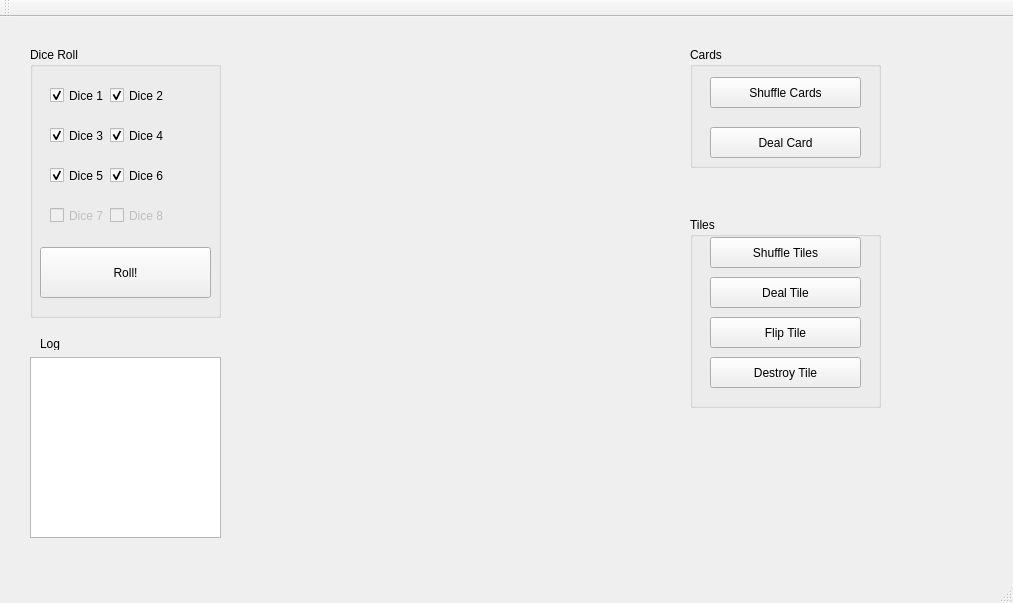
First picture: the form in mainwindow.ui, repository adnanutayim/KONY, before the edit.
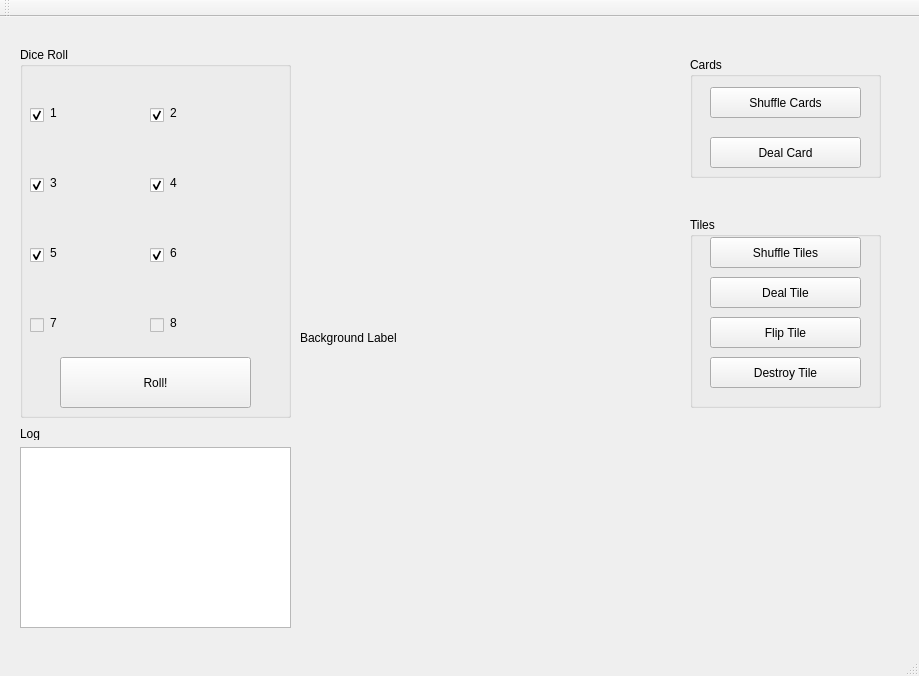
Second picture: the form after the edit. Icons and pictures are not drawn.

Commit message: DiceRoll Images

Diff of the .ui file:
```diff
--- a/mainwindow.ui
+++ b/mainwindow.ui
@@ -6,8 +6,8 @@
    <rect>
     <x>0</x>
     <y>0</y>
-    <width>1013</width>
-    <height>603</height>
+    <width>919</width>
+    <height>676</height>
    </rect>
   </property>
   <property name="windowTitle">
@@ -17,8 +17,8 @@
    <widget class="QLabel" name="label">
     <property name="geometry">
      <rect>
-      <x>40</x>
-      <y>320</y>
+      <x>20</x>
+      <y>410</y>
       <width>47</width>
       <height>13</height>
      </rect>
@@ -30,10 +30,10 @@
    <widget class="QGroupBox" name="groupBox">
     <property name="geometry">
      <rect>
-      <x>30</x>
+      <x>20</x>
       <y>30</y>
-      <width>191</width>
-      <height>271</height>
+      <width>271</width>
+      <height>371</height>
      </rect>
     </property>
     <property name="title">
@@ -42,43 +42,30 @@
     <widget class="QCheckBox" name="diceCheckBox_1">
      <property name="geometry">
       <rect>
-       <x>20</x>
-       <y>40</y>
-       <width>70</width>
-       <height>17</height>
+       <x>10</x>
+       <y>60</y>
+       <width>16</width>
+       <height>16</height>
       </rect>
      </property>
      <property name="text">
-      <string>Dice 1</string>
+      <string/>
      </property>
      <property name="checked">
       <bool>true</bool>
      </property>
     </widget>
-    <widget class="QPushButton" name="pushButton">
-     <property name="geometry">
-      <rect>
-       <x>10</x>
-       <y>200</y>
-       <width>171</width>
-       <height>51</height>
-      </rect>
-     </property>
-     <property name="text">
-      <string>Roll!</string>
-     </property>
-    </widget>
     <widget class="QCheckBox" name="diceCheckBox_2">
      <property name="geometry">
       <rect>
-       <x>80</x>
-       <y>40</y>
-       <width>70</width>
+       <x>130</x>
+       <y>60</y>
+       <width>16</width>
        <height>17</height>
       </rect>
      </property>
      <property name="text">
-      <string>Dice 2</string>
+      <string/>
      </property>
      <property name="checked">
       <bool>true</bool>
@@ -87,30 +74,14 @@
     <widget class="QCheckBox" name="diceCheckBox_3">
      <property name="geometry">
       <rect>
-       <x>20</x>
-       <y>80</y>
-       <width>70</width>
+       <x>10</x>
+       <y>130</y>
+       <width>16</width>
        <height>17</height>
       </rect>
      </property>
      <property name="text">
-      <string>Dice 3</string>
-     </property>
-     <property name="checked">
-      <bool>true</bool>
-     </property>
-    </widget>
-    <widget class="QCheckBox" name="diceCheckBox_4">
-     <property name="geometry">
-      <rect>
-       <x>80</x>
-       <y>80</y>
-       <width>70</width>
-       <height>17</height>
-      </rect>
-     </property>
-     <property name="text">
-      <string>Dice 4</string>
+      <string/>
      </property>
      <property name="checked">
       <bool>true</bool>
@@ -119,30 +90,14 @@
     <widget class="QCheckBox" name="diceCheckBox_5">
      <property name="geometry">
       <rect>
-       <x>20</x>
-       <y>120</y>
-       <width>70</width>
+       <x>10</x>
+       <y>200</y>
+       <width>16</width>
        <height>17</height>
       </rect>
      </property>
      <property name="text">
-      <string>Dice 5</string>
-     </property>
-     <property name="checked">
-      <bool>true</bool>
-     </property>
-    </widget>
-    <widget class="QCheckBox" name="diceCheckBox_6">
-     <property name="geometry">
-      <rect>
-       <x>80</x>
-       <y>120</y>
-       <width>70</width>
-       <height>17</height>
-      </rect>
-     </property>
-     <property name="text">
-      <string>Dice 6</string>
+      <string/>
      </property>
      <property name="checked">
       <bool>true</bool>
@@ -154,14 +109,46 @@
      </property>
      <property name="geometry">
       <rect>
-       <x>20</x>
-       <y>160</y>
-       <width>70</width>
+       <x>10</x>
+       <y>270</y>
+       <width>16</width>
        <height>17</height>
       </rect>
      </property>
      <property name="text">
-      <string>Dice 7</string>
+      <string/>
+     </property>
+    </widget>
+    <widget class="QCheckBox" name="diceCheckBox_4">
+     <property name="geometry">
+      <rect>
+       <x>130</x>
+       <y>130</y>
+       <width>16</width>
+       <height>17</height>
+      </rect>
+     </property>
+     <property name="text">
+      <string/>
+     </property>
+     <property name="checked">
+      <bool>true</bool>
+     </property>
+    </widget>
+    <widget class="QCheckBox" name="diceCheckBox_6">
+     <property name="geometry">
+      <rect>
+       <x>130</x>
+       <y>200</y>
+       <width>16</width>
+       <height>17</height>
+      </rect>
+     </property>
+     <property name="text">
+      <string/>
+     </property>
+     <property name="checked">
+      <bool>true</bool>
      </property>
     </widget>
     <widget class="QCheckBox" name="diceCheckBox_8">
@@ -170,45 +157,149 @@
      </property>
      <property name="geometry">
       <rect>
-       <x>80</x>
-       <y>160</y>
-       <width>70</width>
+       <x>130</x>
+       <y>270</y>
+       <width>16</width>
        <height>17</height>
       </rect>
      </property>
      <property name="text">
-      <string>Dice 8</string>
+      <string/>
+     </property>
+    </widget>
+    <widget class="QLabel" name="diceLabel1">
+     <property name="geometry">
+      <rect>
+       <x>30</x>
+       <y>30</y>
+       <width>71</width>
+       <height>71</height>
+      </rect>
+     </property>
+     <property name="text">
+      <string>1</string>
+     </property>
+    </widget>
+    <widget class="QLabel" name="diceLabel2">
+     <property name="geometry">
+      <rect>
+       <x>150</x>
+       <y>30</y>
+       <width>71</width>
+       <height>71</height>
+      </rect>
+     </property>
+     <property name="text">
+      <string>2</string>
+     </property>
+    </widget>
+    <widget class="QLabel" name="diceLabel3">
+     <property name="geometry">
+      <rect>
+       <x>30</x>
+       <y>100</y>
+       <width>71</width>
+       <height>71</height>
+      </rect>
+     </property>
+     <property name="text">
+      <string>3</string>
+     </property>
+    </widget>
+    <widget class="QLabel" name="diceLabel4">
+     <property name="geometry">
+      <rect>
+       <x>150</x>
+       <y>100</y>
+       <width>71</width>
+       <height>71</height>
+      </rect>
+     </property>
+     <property name="text">
+      <string>4</string>
+     </property>
+    </widget>
+    <widget class="QLabel" name="diceLabel5">
+     <property name="geometry">
+      <rect>
+       <x>30</x>
+       <y>170</y>
+       <width>71</width>
+       <height>71</height>
+      </rect>
+     </property>
+     <property name="text">
+      <string>5</string>
+     </property>
+    </widget>
+    <widget class="QLabel" name="diceLabel6">
+     <property name="geometry">
+      <rect>
+       <x>150</x>
+       <y>170</y>
+       <width>71</width>
+       <height>71</height>
+      </rect>
+     </property>
+     <property name="text">
+      <string>6</string>
+     </property>
+    </widget>
+    <widget class="QLabel" name="diceLabel7">
+     <property name="geometry">
+      <rect>
+       <x>30</x>
+       <y>240</y>
+       <width>71</width>
+       <height>71</height>
+      </rect>
+     </property>
+     <property name="text">
+      <string>7</string>
+     </property>
+    </widget>
+    <widget class="QLabel" name="diceLabel8">
+     <property name="geometry">
+      <rect>
+       <x>150</x>
+       <y>240</y>
+       <width>71</width>
+       <height>71</height>
+      </rect>
+     </property>
+     <property name="text">
+      <string>8</string>
+     </property>
+    </widget>
+    <widget class="QPushButton" name="pushButton">
+     <property name="geometry">
+      <rect>
+       <x>40</x>
+       <y>310</y>
+       <width>191</width>
+       <height>51</height>
+      </rect>
+     </property>
+     <property name="text">
+      <string>Roll!</string>
      </property>
     </widget>
    </widget>
    <widget class="QPlainTextEdit" name="plainTextEdit">
     <property name="geometry">
      <rect>
-      <x>30</x>
-      <y>340</y>
-      <width>191</width>
+      <x>20</x>
+      <y>430</y>
+      <width>271</width>
       <height>181</height>
      </rect>
     </property>
    </widget>
-   <widget class="QLabel" name="label_2">
-    <property name="geometry">
-     <rect>
-      <x>230</x>
-      <y>20</y>
-      <width>411</width>
-      <height>521</height>
-     </rect>
-    </property>
-    <property name="text">
-     <string>&lt;html&gt;&lt;head/&gt;&lt;body&gt;&lt;p&gt;&lt;img src=&quot;:/new/prefix1/Images/board.jpg&quot;/&gt;&lt;/p&gt;&lt;/body&gt;&lt;/html&gt;</string>
-    </property>
-   </widget>
    <widget class="QGroupBox" name="groupBox_2">
     <property name="geometry">
      <rect>
       <x>690</x>
-      <y>30</y>
+      <y>40</y>
       <width>191</width>
       <height>121</height>
      </rect>
@@ -308,6 +399,19 @@
      </property>
     </widget>
    </widget>
+   <widget class="QLabel" name="backgroundLabel">
+    <property name="geometry">
+     <rect>
+      <x>300</x>
+      <y>30</y>
+      <width>361</width>
+      <height>581</height>
+     </rect>
+    </property>
+    <property name="text">
+     <string>Background Label</string>
+    </property>
+   </widget>
   </widget>
   <widget class="QMenuBar" name="menuBar">
    <property name="geometry">
```
Left out of the diff: 2 changed lines with no effect on the pictures. The commit also changes 9 other files.
